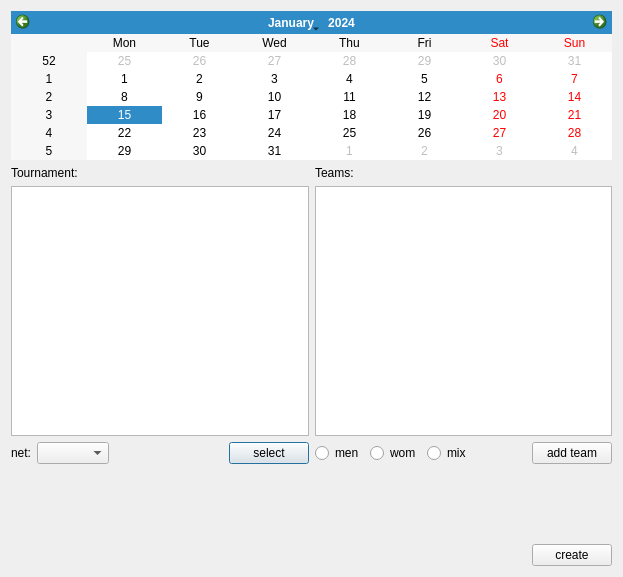
This is BVB_Manager/tournamentcreator.ui in Sautenko-Andrey/BVB_Manager as Qt 5 draws it before an edit. The edited form follows.
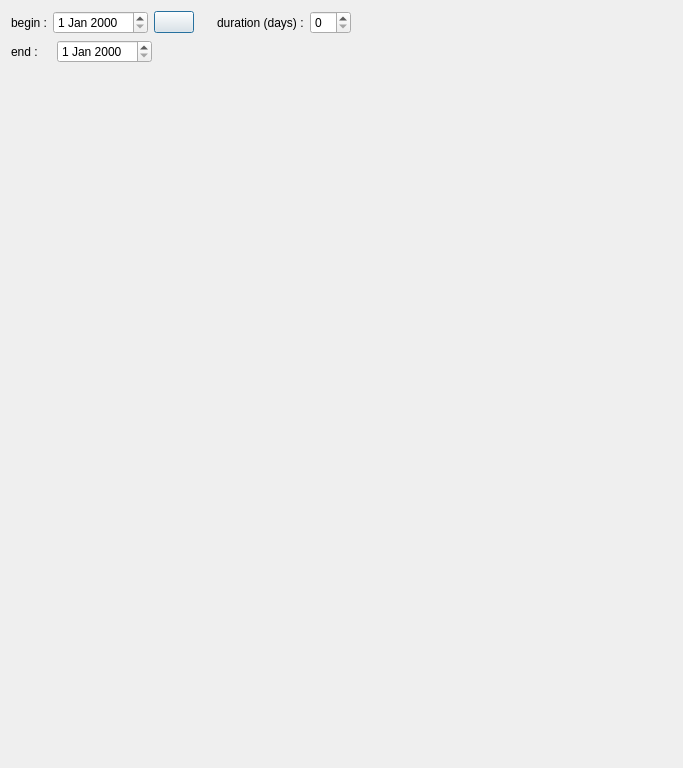
This is the edited form. Icons and pictures are not drawn.

Commit message: changed entire tournament creator gui. work in progress...

What changed in the file:
```diff
--- a/BVB_Manager/tournamentcreator.ui
+++ b/BVB_Manager/tournamentcreator.ui
@@ -6,51 +6,57 @@
    <rect>
     <x>0</x>
     <y>0</y>
-    <width>623</width>
-    <height>577</height>
+    <width>683</width>
+    <height>768</height>
    </rect>
   </property>
+  <property name="minimumSize">
+   <size>
+    <width>0</width>
+    <height>0</height>
+   </size>
+  </property>
   <property name="windowTitle">
    <string>Dialog</string>
   </property>
-  <layout class="QVBoxLayout" name="verticalLayout_4">
+  <layout class="QVBoxLayout" name="verticalLayout_3">
    <item>
-    <layout class="QVBoxLayout" name="verticalLayout_3">
+    <layout class="QVBoxLayout" name="verticalLayout_2">
      <item>
-      <widget class="QCalendarWidget" name="calendarWidget"/>
-     </item>
-     <item>
-      <layout class="QHBoxLayout" name="horizontalLayout_3">
+      <layout class="QHBoxLayout" name="horizontalLayout_5">
        <item>
         <layout class="QVBoxLayout" name="verticalLayout">
          <item>
-          <widget class="QLabel" name="label">
-           <property name="text">
-            <string>Tournament:</string>
-           </property>
-          </widget>
-         </item>
-         <item>
-          <widget class="QListWidget" name="tournamentsListWidget">
-           <property name="minimumSize">
-            <size>
-             <width>288</width>
-             <height>250</height>
-            </size>
-           </property>
-          </widget>
-         </item>
-         <item>
-          <layout class="QHBoxLayout" name="horizontalLayout">
+          <layout class="QHBoxLayout" name="horizontalLayout_4">
            <item>
-            <widget class="QLabel" name="label_3">
-             <property name="text">
-              <string>net:</string>
-             </property>
-            </widget>
-           </item>
-           <item>
-            <widget class="QComboBox" name="netComboBox"/>
+            <layout class="QHBoxLayout" name="horizontalLayout_2">
+             <item>
+              <widget class="QLabel" name="label">
+               <property name="text">
+                <string>begin :</string>
+               </property>
+              </widget>
+             </item>
+             <item>
+              <widget class="QDateEdit" name="beginDate"/>
+             </item>
+             <item>
+              <widget class="QPushButton" name="openCalendarButton">
+               <property name="font">
+                <font>
+                 <bold>true</bold>
+                </font>
+               </property>
+               <property name="text">
+                <string/>
+               </property>
+               <property name="icon">
+                <iconset resource="res.qrc">
+                 <normaloff>:/images/calendar.png</normaloff>:/images/calendar.png</iconset>
+               </property>
+              </widget>
+             </item>
+            </layout>
            </item>
            <item>
             <spacer name="horizontalSpacer">
@@ -59,64 +65,39 @@
              </property>
              <property name="sizeHint" stdset="0">
               <size>
-               <width>13</width>
+               <width>17</width>
                <height>20</height>
               </size>
              </property>
             </spacer>
            </item>
            <item>
-            <widget class="QPushButton" name="selectTournamentButton">
-             <property name="text">
-              <string>select</string>
-             </property>
-            </widget>
+            <layout class="QHBoxLayout" name="horizontalLayout_3">
+             <item>
+              <widget class="QLabel" name="label_3">
+               <property name="text">
+                <string>duration (days) :</string>
+               </property>
+              </widget>
+             </item>
+             <item>
+              <widget class="QSpinBox" name="drationSpinBox"/>
+             </item>
+            </layout>
            </item>
           </layout>
          </item>
-        </layout>
-       </item>
-       <item>
-        <layout class="QVBoxLayout" name="verticalLayout_2">
          <item>
-          <widget class="QLabel" name="label_2">
-           <property name="text">
-            <string>Teams:</string>
-           </property>
-          </widget>
-         </item>
-         <item>
-          <widget class="QListWidget" name="teamsListWidget">
-           <property name="minimumSize">
-            <size>
-             <width>288</width>
-             <height>250</height>
-            </size>
-           </property>
-          </widget>
-         </item>
-         <item>
-          <layout class="QHBoxLayout" name="horizontalLayout_2">
+          <layout class="QHBoxLayout" name="horizontalLayout">
            <item>
-            <widget class="QRadioButton" name="menRadioButton">
+            <widget class="QLabel" name="label_2">
              <property name="text">
-              <string>men</string>
+              <string>end :    </string>
              </property>
             </widget>
            </item>
            <item>
-            <widget class="QRadioButton" name="womenRadioButton">
-             <property name="text">
-              <string>wom</string>
-             </property>
-            </widget>
-           </item>
-           <item>
-            <widget class="QRadioButton" name="mixRadioButton">
-             <property name="text">
-              <string>mix</string>
-             </property>
-            </widget>
+            <widget class="QDateEdit" name="endDate"/>
            </item>
            <item>
             <spacer name="horizontalSpacer_2">
@@ -125,62 +106,44 @@
              </property>
              <property name="sizeHint" stdset="0">
               <size>
-               <width>18</width>
+               <width>188</width>
                <height>20</height>
               </size>
              </property>
             </spacer>
            </item>
-           <item>
-            <widget class="QPushButton" name="pushButton">
-             <property name="text">
-              <string>add team</string>
-             </property>
-            </widget>
-           </item>
           </layout>
          </item>
         </layout>
        </item>
-      </layout>
-     </item>
-     <item>
-      <spacer name="verticalSpacer_2">
-       <property name="orientation">
-        <enum>Qt::Vertical</enum>
-       </property>
-       <property name="sizeHint" stdset="0">
-        <size>
-         <width>17</width>
-         <height>28</height>
-        </size>
-       </property>
-      </spacer>
-     </item>
-     <item>
-      <layout class="QHBoxLayout" name="horizontalLayout_6">
        <item>
-        <spacer name="horizontalSpacer_4">
+        <spacer name="horizontalSpacer_3">
          <property name="orientation">
           <enum>Qt::Horizontal</enum>
          </property>
          <property name="sizeHint" stdset="0">
           <size>
-           <width>418</width>
+           <width>248</width>
            <height>20</height>
           </size>
          </property>
         </spacer>
        </item>
-       <item>
-        <widget class="QPushButton" name="createButton">
-         <property name="text">
-          <string>create</string>
-         </property>
-        </widget>
-       </item>
       </layout>
      </item>
+     <item>
+      <spacer name="verticalSpacer">
+       <property name="orientation">
+        <enum>Qt::Vertical</enum>
+       </property>
+       <property name="sizeHint" stdset="0">
+        <size>
+         <width>20</width>
+         <height>648</height>
+        </size>
+       </property>
+      </spacer>
+     </item>
     </layout>
    </item>
   </layout>
```
Left out of the diff: 4 changed lines with no effect on the pictures. The commit also changes 14 other files.
